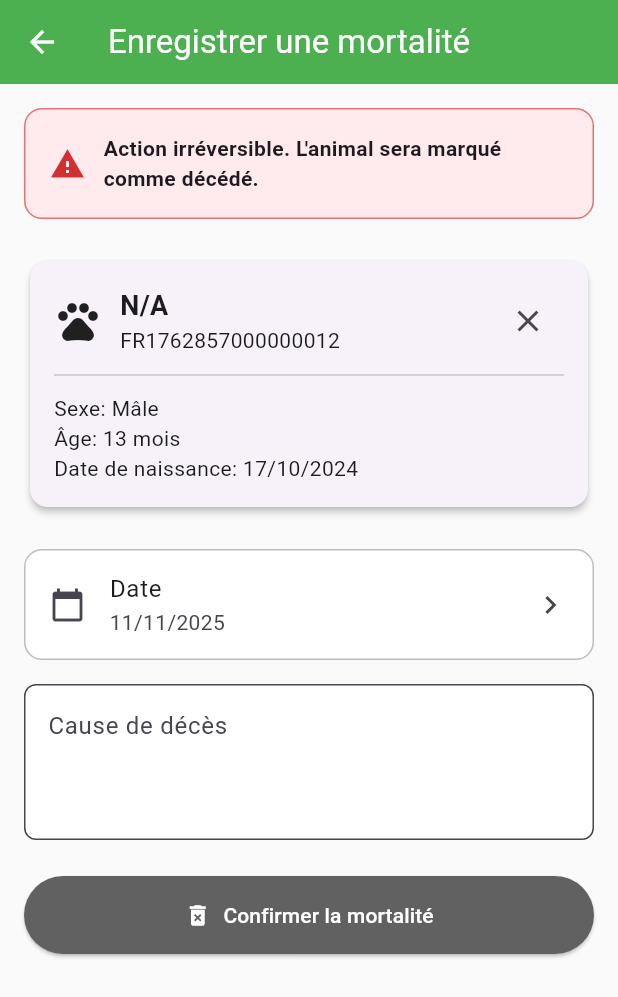
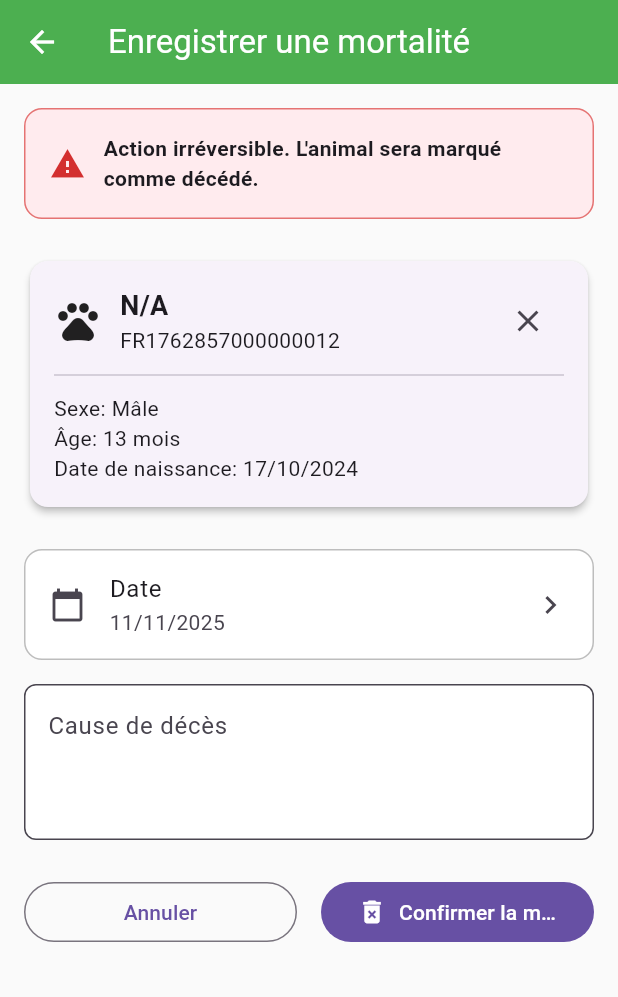
Before and after one commit to ecolealgerienne-ui/ani_tra, a Flutter app: the DeathScreen screen opened directly, after a tap on an icon or button, on a phone screen of 412 x 824 dp. Shown: the top 997 px of the screen. Run offline on Flutter 3.47's test engine with Material 3 defaults, Android fonts, the light colour scheme and no system bars; our stand-ins replace drift, flutter_local_notifications, pdf, shared_preferences, timezone; missing offline and left inert: mobile_scanner, universal_html; accounts and stored records are empty; generated files the repository leaves out were written again.

```diff
--- a/lib/screens/movement/death_screen.dart
+++ b/lib/screens/movement/death_screen.dart
@@ -305,35 +305,58 @@ class _DeathScreenState extends State<DeathScreen> {
             const SizedBox(height: 24),
 
             // Confirm Button
-            SizedBox(
-              width: double.infinity,
-              child: ElevatedButton.icon(
-                onPressed: _isConfirming
-                    ? null
-                    : _confirmDeath, // ← Désactiver pendant la sauvegarde
-                icon: _isConfirming
-                    ? const SizedBox(
-                        width: 20,
-                        height: 20,
-                        child: CircularProgressIndicator(
-                          strokeWidth: 2,
-                          valueColor:
-                              AlwaysStoppedAnimation<Color>(Colors.white),
-                        ),
-                      )
-                    : const Icon(Icons.delete_forever),
-                label: Text(AppLocalizations.of(context)
-                    .translate(AppStrings.confirmDeath)),
-                style: ElevatedButton.styleFrom(
-                  padding: const EdgeInsets.symmetric(vertical: 16),
-                  backgroundColor: Colors.grey.shade700,
-                  foregroundColor: Colors.white,
-                ),
-              ),
-            ),
+
+            // Action Buttons (Cancel + Confirm)
+            _buildActionButtons(),
           ],
         ],
       ),
     );
   }
+
+  /// Construire les boutons d'action (Annuler + Confirmer)
+  Widget _buildActionButtons() {
+    return Row(
+      children: [
+        Expanded(
+          child: OutlinedButton(
+            onPressed: () => Navigator.of(context).pop(),
+            child:
+                Text(AppLocalizations.of(context).translate(AppStrings.cancel)),
+          ),
+        ),
+        const SizedBox(width: 16),
+        Expanded(
+          child: FilledButton(
+            onPressed: _isConfirming ? null : _confirmDeath,
+            child: Row(
+              mainAxisAlignment: MainAxisAlignment.center,
+              mainAxisSize: MainAxisSize.min,
+              children: [
+                if (_isConfirming)
+                  const SizedBox(
+                    width: 16,
+                    height: 16,
+                    child: CircularProgressIndicator(
+                      strokeWidth: 2,
+                      valueColor: AlwaysStoppedAnimation<Color>(Colors.white),
+                    ),
+                  )
+                else
+                  const Icon(Icons.delete_forever, size: 20),
+                const SizedBox(width: 8),
+                Flexible(
+                  child: Text(
+                    AppLocalizations.of(context)
+                        .translate(AppStrings.confirmDeath),
+                    overflow: TextOverflow.ellipsis,
+                  ),
+                ),
+              ],
+            ),
+          ),
+        ),
+      ],
+    );
+  }
 }
```
Also changed, not shown: lib/screens/movement/sale_screen.dart (+38 -15 lines).
